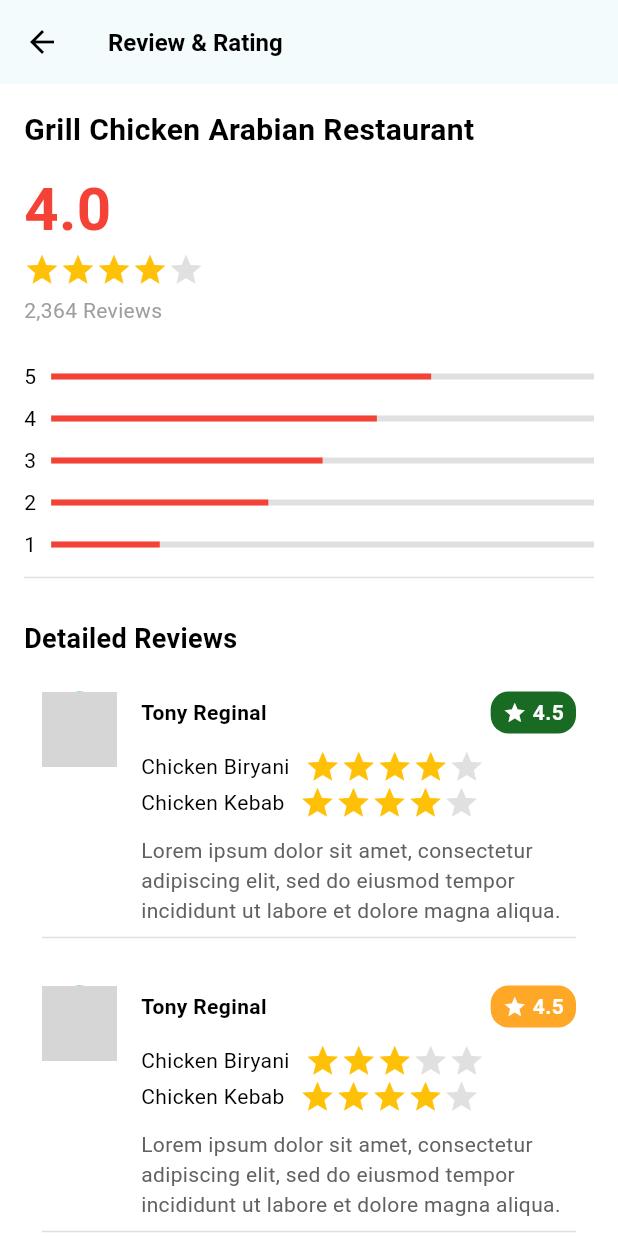
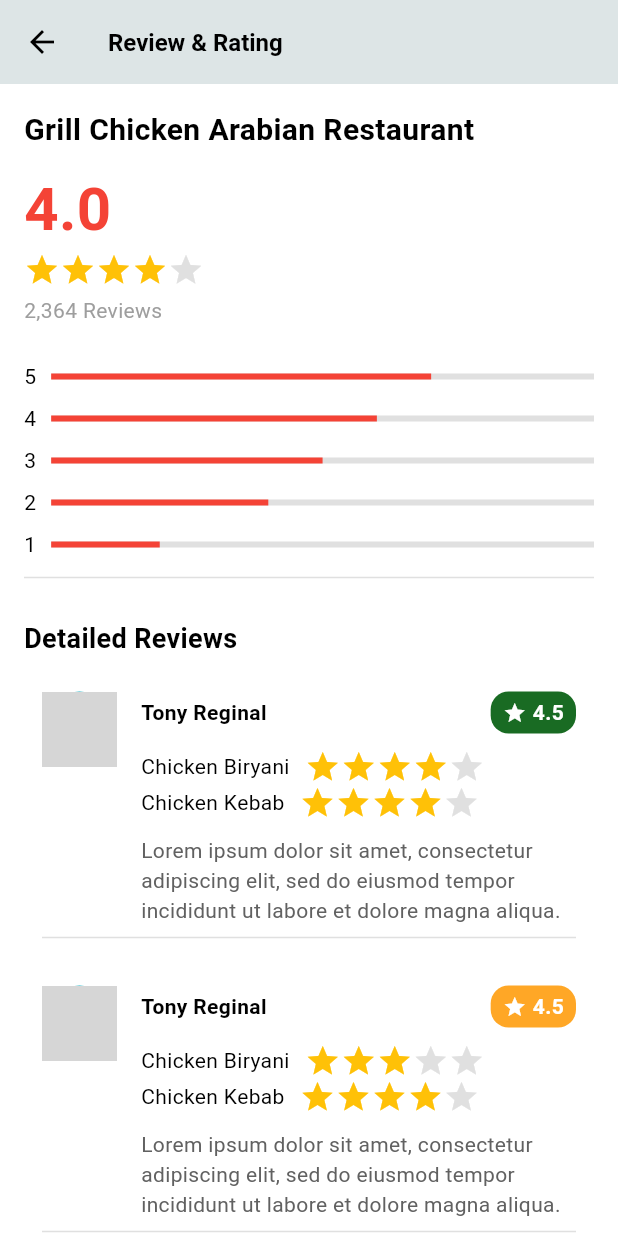
Before and after one commit to workahr/QCF_User, a Flutter app: the RatingListPage screen opened directly, on a phone screen of 412 x 824 dp. Run offline on Flutter 3.47's test engine with Material 3 defaults, Android fonts, the light colour scheme and no system bars; our stand-ins replace carousel_slider, dots_indicator, dotted_border, dotted_line, dropdown_search, flutter_spinkit and 5 more; accounts and stored records are empty; network calls fail; grey boxes are pictures that could not be loaded.

Commit message:
changes updated

```diff
--- a/lib/pages/rating/add_rating_page.dart
+++ b/lib/pages/rating/add_rating_page.dart
@@ -41,10 +41,6 @@ class _AddRatingPageState extends State<AddRatingPage> {
   Widget build(BuildContext context) {
     return Scaffold(
       appBar: AppBar(
-        leading: IconButton(
-          icon: const Icon(Icons.arrow_back),
-          onPressed: () => Navigator.pop(context),
-        ),
         title: HeadingWidget(title: 'Back'),
         backgroundColor: AppColors.lightGrey3,
         elevation: 1,
@@ -72,7 +68,7 @@ class _AddRatingPageState extends State<AddRatingPage> {
             // Restaurant Image
             ClipRRect(
               borderRadius: BorderRadius.circular(8.0),
-              child: Image.network(
+              child: Image.asset(
                 AppAssets.cartBiriyani,
                 width: 100,
                 height: 100,
--- a/lib/pages/rating/rating_list_page.dart
+++ b/lib/pages/rating/rating_list_page.dart
@@ -34,12 +34,9 @@ class _RatingListPageState extends State<RatingListPage> {
   Widget build(BuildContext context) {
     return Scaffold(
       appBar: AppBar(
-        leading: IconButton(
-          icon: Icon(Icons.arrow_back, color: Colors.black),
-          onPressed: () => Navigator.pop(context),
-        ),
+
         title: HeadingWidget(title: 'Review & Rating', color: Colors.black),
-        backgroundColor: Colors.white,
+       backgroundColor: AppColors.lightGrey3,
         elevation: 1,
         foregroundColor: Colors.black,
       ),
```
Also changed, not shown: lib/pages/order/order_preview_page.dart (+2 -6 lines).
